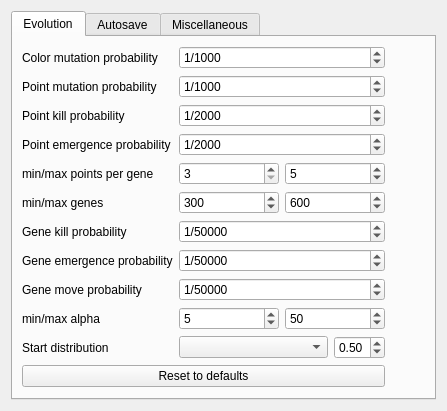
First picture: the form in optionsform.ui, repository superkartoffel/evo-cubist, before the edit.
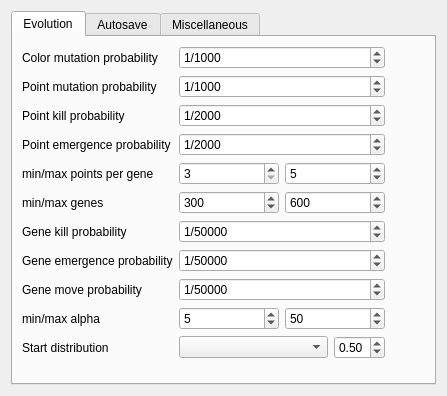
Second picture: the form after the edit. The open tabs and pages were chosen to show the change. Icons and pictures are not drawn.

Commit message: Reset-Knopf in OptionsForm entfernt.

Patch:
```diff
--- a/optionsform.ui
+++ b/optionsform.ui
@@ -428,19 +428,6 @@
        </item>
        <item row="1" column="0">
         <layout class="QVBoxLayout" name="verticalLayout_2">
-         <item>
-          <widget class="QPushButton" name="resetPushButton">
-           <property name="enabled">
-            <bool>true</bool>
-           </property>
-           <property name="toolTip">
-            <string>Reset to defaults</string>
-           </property>
-           <property name="text">
-            <string>Reset to defaults</string>
-           </property>
-          </widget>
-         </item>
          <item>
           <spacer name="verticalSpacer_2">
            <property name="orientation">
```
Left out of the diff: 3 changed lines with no effect on the pictures. The commit also changes 3 other files.
